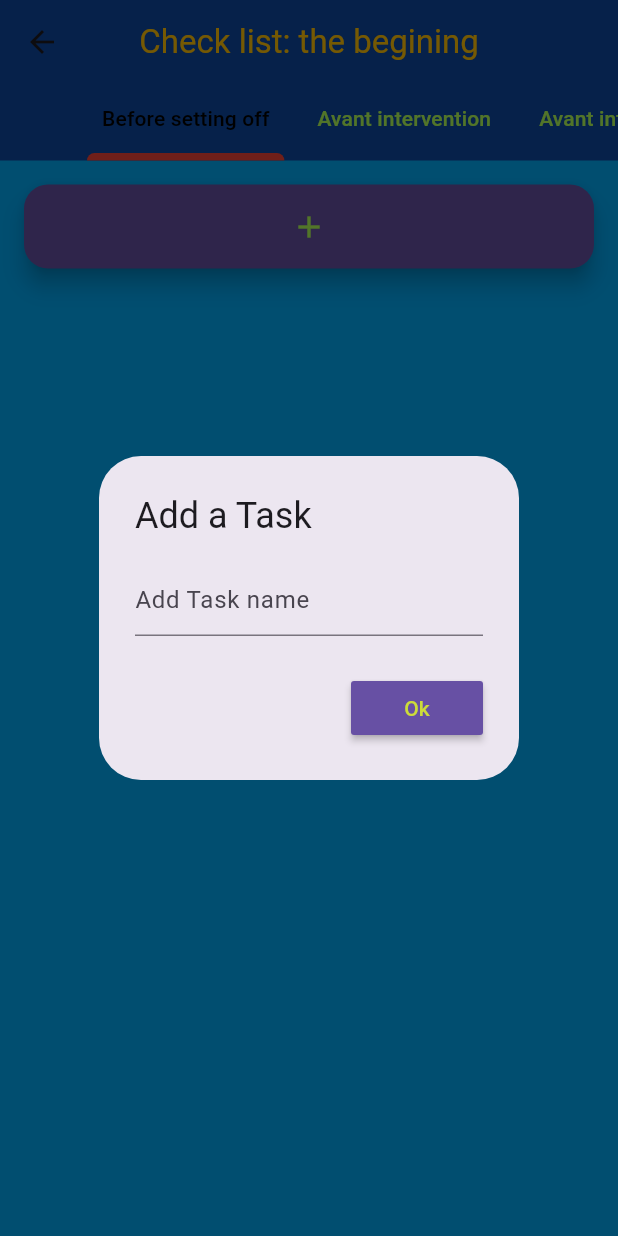
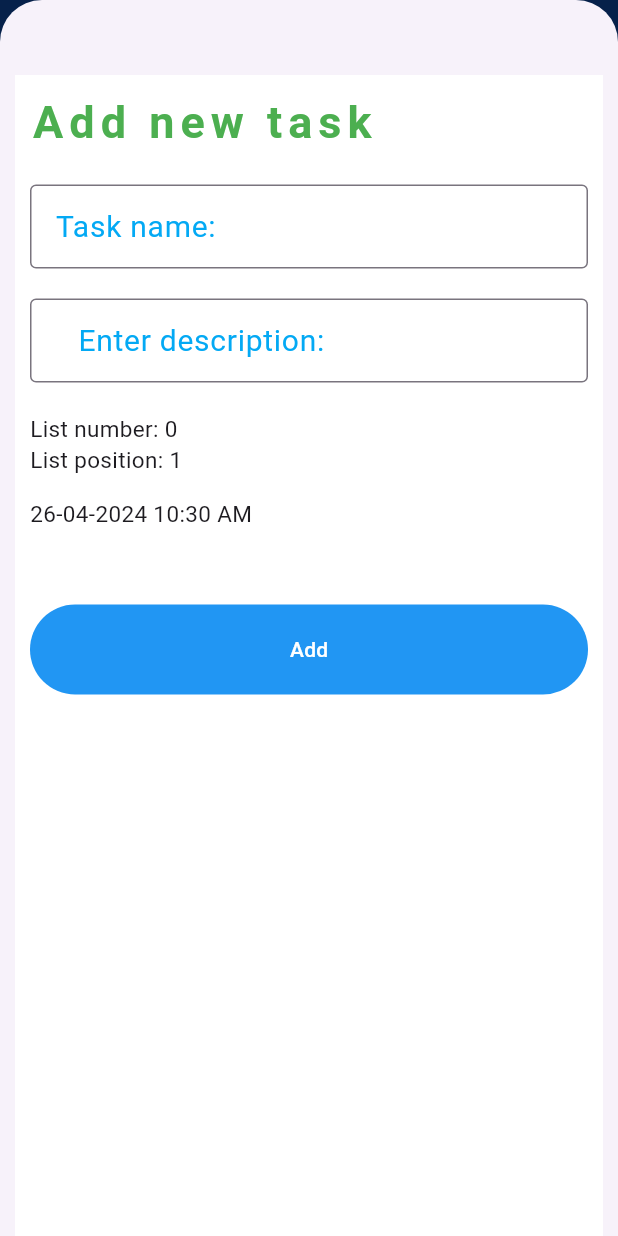
Before and after one commit to GroupeSedimat/Flutter_camion_controle_application, a Flutter app: the CheckList screen opened by its route, after a tap on the "add" icon, on a phone screen of 412 x 824 dp. Run offline on Flutter 3.47's test engine with Material 3 defaults, Android fonts, the phone set to English and light mode, and no system bars; our stand-ins replace cloud_firestore, firebase_auth, firebase_core, flutter_spinkit, get; missing offline and left inert: dart:ffi; accounts and stored records are empty.

Commit message:
AddTaskForm added, bugfix and colors added

```diff
--- a/lib/checklist/checklist.dart
+++ b/lib/checklist/checklist.dart
@@ -2,6 +2,8 @@ import 'dart:collection';
 
 import 'package:flutter/material.dart';
 import 'package:cloud_firestore/cloud_firestore.dart';
+import 'package:flutter_application_1/models/checklist/addTaskForm.dart';
+import 'package:flutter_application_1/models/checklist/pop_up_infos.dart';
 import 'package:flutter_application_1/models/checklist/task.dart';
 import 'package:flutter_application_1/models/checklist/list_of_lists.dart';
 import 'package:flutter_application_1/models/checklist/task_template.dart';
@@ -16,7 +18,7 @@ class CheckList extends StatefulWidget {
 
 class _CheckListState extends State<CheckList> {
 
-  final DatabaseService _databaseService = DatabaseService();
+  final DatabaseService databaseService = DatabaseService();
 
   List<ListOfLists> listOfLists = [
     ListOfLists(listNr: 0, listName: "Before setting off"),
@@ -46,8 +48,22 @@ class _CheckListState extends State<CheckList> {
 
   @override
   Widget build(BuildContext context) {
-    TextEditingController _textEditingController = TextEditingController();
 
+    void showSomething(int listNbr, int position){
+      showModalBottomSheet(context: context, isScrollControlled: true, builder: (context) {
+        return Container(
+          padding: const EdgeInsets.all(10),
+          // padding: EdgeInsets.fromLTRB(
+          //   20, 60, 20, MediaQuery.of(context).viewInsets.bottom
+          // ),
+          color: Colors.white,
+          margin: EdgeInsets.fromLTRB(
+              10, 50, 10, MediaQuery.of(context).viewInsets.bottom
+          ),
+          child: AddTaskForm(nrOfList: listNbr , nrEntryPosition: position , databaseService: databaseService),
+        );
+      });
+    }
     return DefaultTabController(
       initialIndex: 0,
       length: listOfLists.length,
@@ -65,7 +81,7 @@ class _CheckListState extends State<CheckList> {
             dividerColor: Colors.transparent,
             unselectedLabelColor: Colors.lightGreenAccent,
             // indicatorColor: Colors.red,
-            indicatorPadding: EdgeInsets.only(left: -10, right: -10),
+            indicatorPadding: const EdgeInsets.only(left: -10, right: -10),
             indicatorWeight: 5,
             indicatorColor: Colors.red,
             labelColor: Colors.black,
@@ -78,7 +94,7 @@ class _CheckListState extends State<CheckList> {
         ),
         body:
         StreamBuilder(
-          stream: _databaseService.getTasks(),
+          stream: databaseService.getTasks(),
           builder: (context, snapshot) {
             List tasksSnapshotList = snapshot.data?.docs ?? [];
             Map<String, Task> tasks = HashMap();
@@ -112,45 +128,23 @@ class _CheckListState extends State<CheckList> {
                                         (k) => tasks[k] == task
                                   );
                                   // If key found, delete task using key
-                                    _databaseService.deleteTask(key);
+                                    databaseService.deleteTask(key);
                                 }
                             ),
                           ),
                       FloatingActionButton(
                         onPressed: () async {
-                          showDialog(
-                              context: context,
-                              builder: (context){
-                                return AlertDialog(
-                                  title: const Text("Add a Task"),
-                                  content: TextField(
-                                    controller: _textEditingController,
-                                    decoration: const InputDecoration(hintText: "Add Task name"),
-                                    // expands: true,
-                                  ),
-                                  actions: [
-                                    MaterialButton(
-                                      color: Theme.of(context).colorScheme.primary,
-                                      textColor: Colors.lime,
-                                      child: const Text("Ok"),
-                                      onPressed: (){
-                                        Task task = Task(
-                                          title: _textEditingController.text,
-                                          description: "description",
-                                          nrOfList: list.listNr,
-                                          nrEntryPosition: counter[list.listNr]+1,
-                                          lastUpdate: Timestamp.now(),
-                                          deleted: Timestamp.now(),
-                                        );
-                                        _databaseService.addTask(task);
-                                        Navigator.pop(context);
-                                        _textEditingController.clear();
-                                      },
-                                    )
-                                  ],
-                                );
-                              }
-                          );
+                          showSomething(list.listNr, counter[list.listNr] +1);
+                          // showDialog(
+                          //   context: context,
+                          //   builder: (context){
+                          //     return PopUpInfo(
+                          //         listNr: list.listNr,
+                          //         counter: counter[list.listNr],
+                          //         databaseService: databaseService
+                          //     );
+                          //   }
+                          // );
                         },
                         backgroundColor: Theme.of(context).colorScheme.primary,
                         child: const Icon(
--- /dev/null
+++ b/lib/models/checklist/addTaskForm.dart
@@ -0,0 +1,129 @@
+import 'package:cloud_firestore/cloud_firestore.dart';
+import 'package:flutter/material.dart';
+import 'package:flutter_application_1/models/checklist/task.dart';
+import 'package:flutter_application_1/services/database_service.dart';
+import 'package:intl/intl.dart';
+
+class AddTaskForm extends StatefulWidget {
+  int nrOfList;
+  int nrEntryPosition;
+  DatabaseService databaseService;
+  AddTaskForm({super.key, required this.nrOfList, required this.nrEntryPosition , required this.databaseService});
+
+  @override
+  State<AddTaskForm> createState() => _AddTaskFormState();
+}
+
+class _AddTaskFormState extends State<AddTaskForm> {
+
+  final _formKey = GlobalKey<FormState>();
+  late String title;
+  late String description;
+  Timestamp deleted = Timestamp.now();
+  Timestamp lastUpdate = Timestamp.now();
+
+  @override
+  Widget build(BuildContext context) {
+    return Form(
+      key: _formKey,
+      child: ListView(
+        scrollDirection: Axis.vertical,
+        children: <Widget> [
+          const Text(
+            "Add new task",
+            style: TextStyle(
+              backgroundColor: Colors.white,
+              fontSize: 30,
+              color: Colors.green,
+              letterSpacing: 4,
+              fontWeight: FontWeight.bold
+            ),
+          ),
+
+          const SizedBox(height: 20),
+          TextFormField(
+            decoration: const InputDecoration(
+              hintText: "Give me name!",
+              labelText: "Task name:",
+              labelStyle: TextStyle(
+                fontSize: 20,
+                color: Colors.lightBlue,
+                backgroundColor: Colors.white,
+              ),
+              focusedBorder: OutlineInputBorder(gapPadding: 15),
+              border: OutlineInputBorder(gapPadding: 5),
+            ),
+            validator: (val) {return (val == null || val.isEmpty) ? 'Enter task name:' : null;},
+            onChanged: (val) => setState(() {title = val;}),
+          ),
+
+          const SizedBox(height: 20),
+          TextFormField(
+            decoration: const InputDecoration(
+              hintText: "Description go here!",
+              labelText: "Enter description:",
+              labelStyle: TextStyle(
+                fontSize: 20,
+                color: Colors.lightBlue,
+                backgroundColor: Colors.white,
+              ),
+              focusedBorder: OutlineInputBorder(gapPadding: 50),
+              border: OutlineInputBorder(gapPadding: 20),
+            ),
+
+            validator: (val) {return (val == null || val.isEmpty) ? 'Enter description please' : null;},
+            onChanged: (val) => setState(() {description = val;}),
+          ),
+          const SizedBox(height: 20),
+          Text(
+            "List number: ${widget.nrOfList}",
+            style: const TextStyle(
+              fontSize: 15,
+              backgroundColor: Colors.white,
+            ),
+          ),
+          Text(
+            "List position: ${widget.nrEntryPosition}",
+            style: const TextStyle(
+              fontSize: 15,
+              backgroundColor: Colors.white,
+            ),
+          ),
+          const SizedBox(height: 15),
+          Text(
+            DateFormat("dd-MM-yyyy h:mm a").format(lastUpdate.toDate()),
+            style: const TextStyle(
+            fontSize: 15,
+            backgroundColor: Colors.white,
+          ),
+          ),
+          const SizedBox(height: 50),
+          TextButton(
+            style: TextButton.styleFrom(
+              backgroundColor: Colors.blue,
+              minimumSize: const Size(250, 60),
+            ),
+            child: const Text(
+              'Add',
+              style: TextStyle(
+                color: Colors.white,
+              ),
+            ),
+            onPressed: () async {
+              Task task = Task(
+                title: title,
+                description: description,
+                nrOfList: widget.nrOfList,
+                nrEntryPosition: widget.nrEntryPosition,
+                lastUpdate: lastUpdate,
+                deleted: deleted,
+              );
+              widget.databaseService.addTask(task);
+              Navigator.pop(context);
+            },
+          )
+        ],
+      )
+    );
+  }
+}
--- /dev/null
+++ b/lib/models/checklist/pop_up_infos.dart
@@ -0,0 +1,46 @@
+import 'package:cloud_firestore/cloud_firestore.dart';
+import 'package:flutter/cupertino.dart';
+import 'package:flutter/material.dart';
+import 'package:flutter_application_1/models/checklist/task.dart';
+import 'package:flutter_application_1/services/database_service.dart';
+
+class PopUpInfo extends StatelessWidget {
+  TextEditingController _textEditingController = TextEditingController();
+  final DatabaseService databaseService;
+  int listNr;
+  int counter;
+  PopUpInfo({super.key, required this.listNr, required this.counter, required this.databaseService});
+
+  @override
+  Widget build(BuildContext context) {
+    return AlertDialog(
+      title: const Text("Add a Task"),
+      content: TextField(
+        controller: _textEditingController,
+        decoration: const InputDecoration(hintText: "Add Task name"),
+        // expands: true,
+      ),
+      actions: [
+        MaterialButton(
+          color: Theme.of(context).colorScheme.primary,
+          textColor: Colors.lime,
+          child: const Text("Ok"),
+          onPressed: (){
+            Task task = Task(
+              title: _textEditingController.text,
+              description: "description",
+              nrOfList: listNr,
+              nrEntryPosition: counter+1,
+              lastUpdate: Timestamp.now(),
+              deleted: Timestamp.now(),
+            );
+            databaseService.addTask(task);
+            Navigator.pop(context);
+            _textEditingController.clear();
+          },
+        )
+      ],
+    );
+  }
+
+}
```
